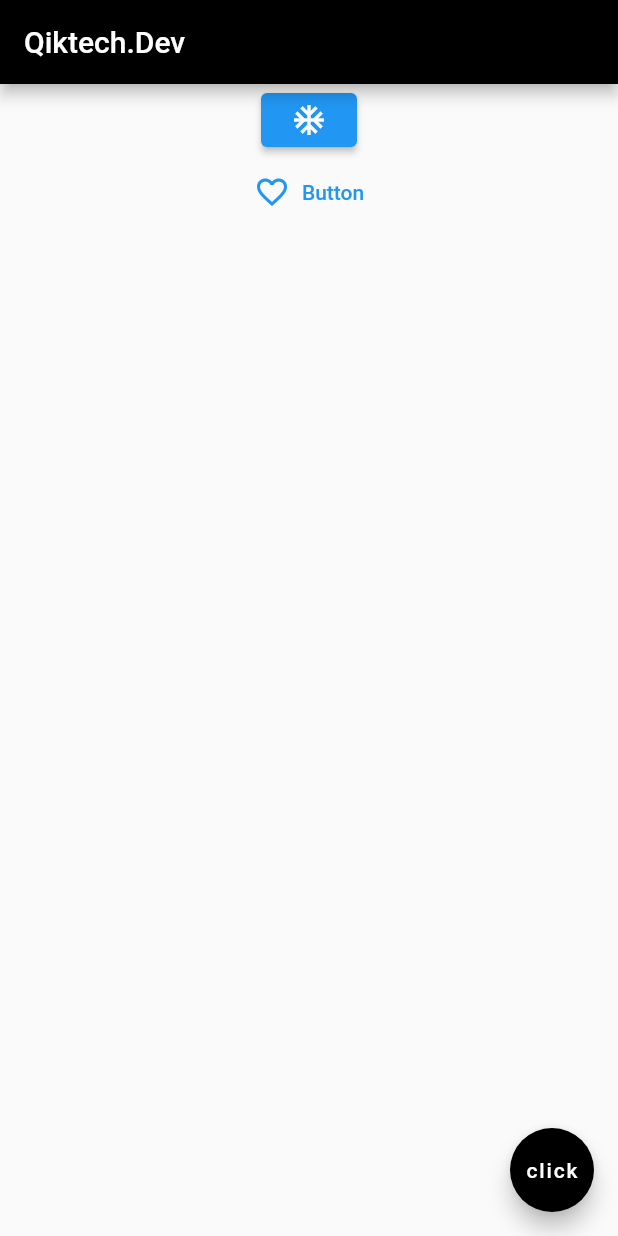
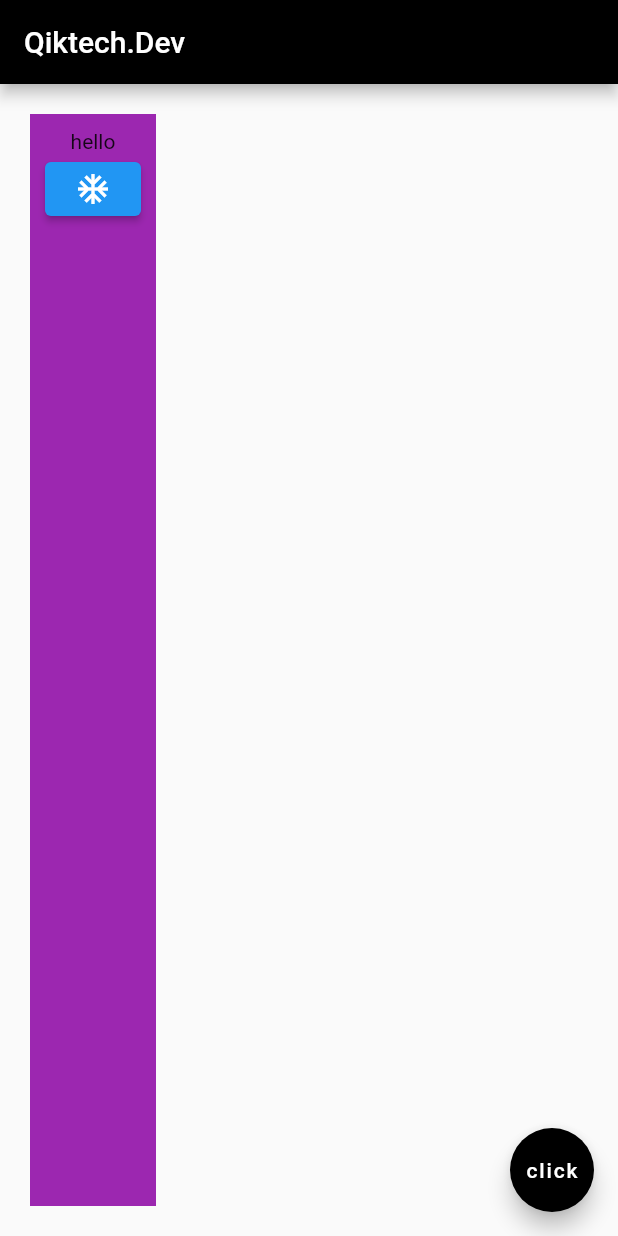
Before and after one commit to QikTech/flutter_exercise, a Flutter app: the screen it shows after launch, on a phone screen of 412 x 824 dp. Run offline on Flutter 3.47's test engine with Material 2 defaults, Android fonts, the phone set to English and light mode, and no system bars; our stand-ins replace google_fonts.

Commit message:
Margin And Padding End

```diff
--- a/lib/main.dart
+++ b/lib/main.dart
@@ -14,15 +14,16 @@ class MyApp extends StatelessWidget {
           // centerTitle: true,
           backgroundColor: Colors.black,
         ),
-        body: Center(
-          child: Column(children: [
-            ElevatedButton(onPressed: (){},child: Icon(Icons.ac_unit),),
-            TextButton.icon(
-              onPressed: () {},
-              icon: Icon(Icons.favorite_border),
-              label: const Text('Button'),
-            ),
-          ],)
+        body: Container(
+          padding: EdgeInsets.all(10),
+          margin: EdgeInsets.all(20),
+          color: Colors.purple,
+          child: Column(
+            children: [
+              Text('hello'),
+              ElevatedButton(child: Icon(Icons.ac_unit), onPressed: (){})
+            ],
+          )
         ),
         floatingActionButton: FloatingActionButton(
           onPressed: null,
```
